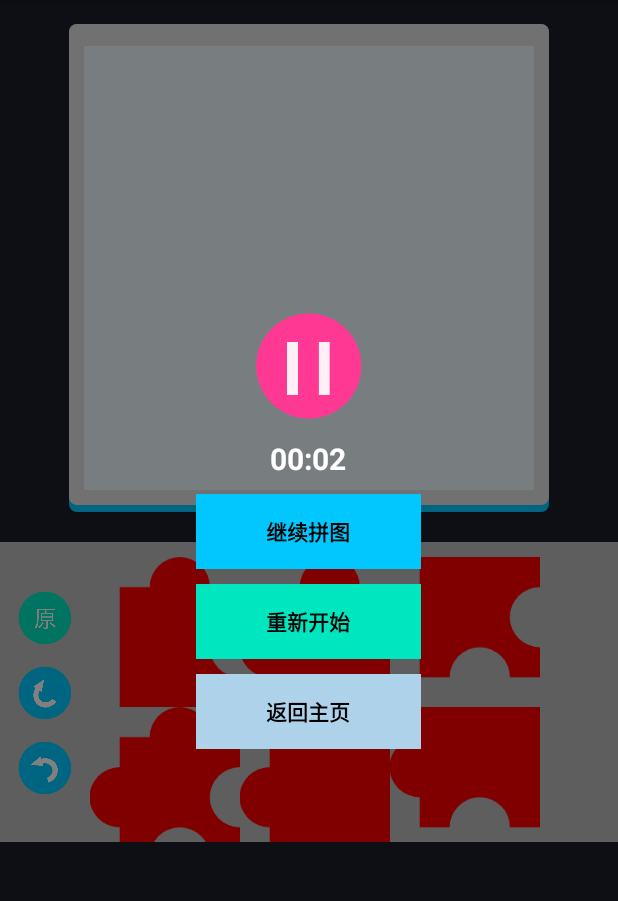
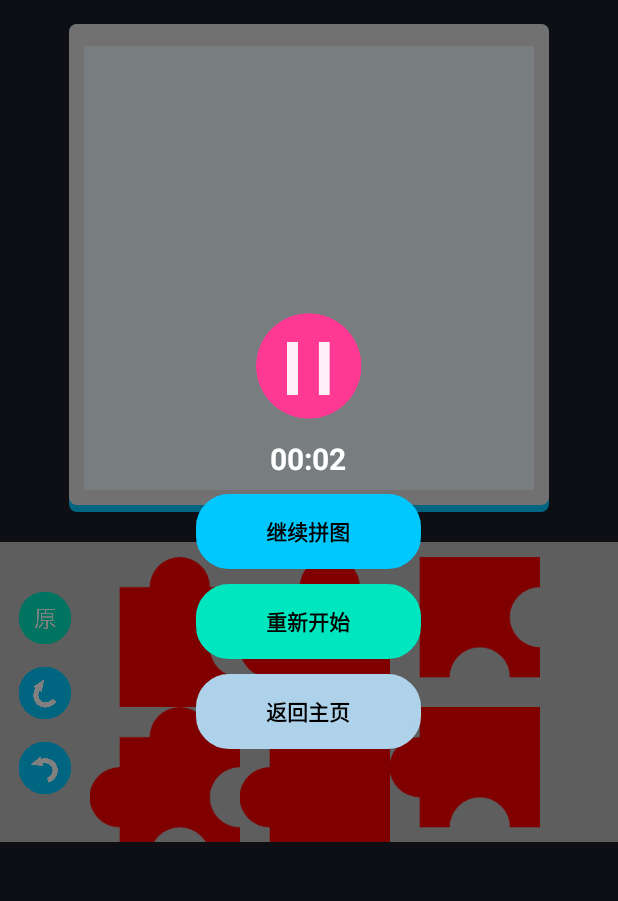
Before and after one commit to GitHzc/Puzzle, an Android app: the GameActivity screen opened directly, with no data from a screen before it, after a tap on an icon or button, on a phone screen of 412 x 824 dp, the part 84-985 px from its top. Run offline under Robolectric (Android 15) with nearby library versions, the light colour scheme and no system bars; our stand-ins replace ButterKnife, EventBus, RxJava; 5 statements that could not run were skipped.

Commit message:
Update pause.xml

```diff
--- a/app/src/main/res/layout/pause.xml
+++ b/app/src/main/res/layout/pause.xml
@@ -24,7 +24,7 @@
         android:layout_height="50dp"
         android:text="继续拼图"
         android:gravity="center"
-        android:background="#00C8FF"
+        android:background="@drawable/pause1"
         android:layout_gravity="center_horizontal"
         android:layout_marginTop="10dp"
         android:id="@+id/goon"
@@ -34,7 +34,7 @@
         android:layout_height="50dp"
         android:text="重新开始"
         android:gravity="center"
-        android:background="#00E6BF"
+        android:background="@drawable/pause2"
         android:layout_gravity="center_horizontal"
         android:layout_marginTop="10dp"
         android:id="@+id/again"
@@ -44,7 +44,7 @@
         android:layout_height="50dp"
         android:text="返回主页"
         android:gravity="center"
-        android:background="#AED2EA"
+        android:background="@drawable/pause3"
         android:layout_gravity="center_horizontal"
         android:layout_marginTop="10dp"
         android:layout_marginBottom="20dp"
```
